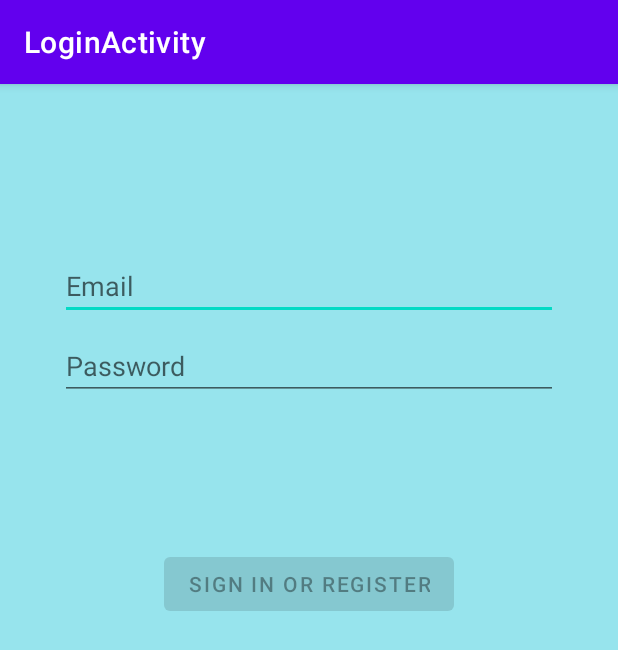
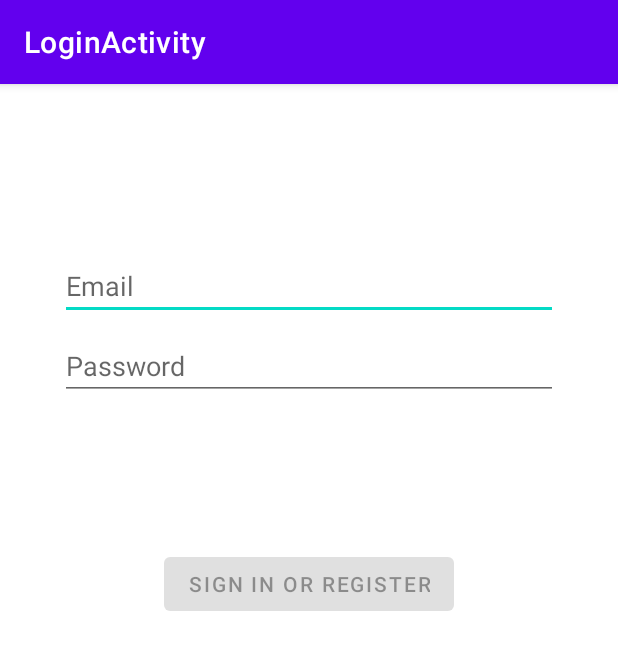
Before and after one commit to Stahre95/GithubTest, an Android app: the LoginActivity screen opened directly, with no data from a screen before it, on a phone screen of 412 x 824 dp. Shown: the top 650 px of the screen. Run offline under Robolectric (Android 15) with nearby library versions, the phone set to English and light mode, and no system bars.

Commit message:
Revert "Changed backgound colour in LoginActivity. // JJ"
This reverts commit d8380e35

```diff
--- a/app/src/main/res/layout/activity_login.xml
+++ b/app/src/main/res/layout/activity_login.xml
@@ -5,7 +5,6 @@
     android:id="@+id/container"
     android:layout_width="match_parent"
     android:layout_height="match_parent"
-    android:background="#6800BCD4"
     android:paddingLeft="@dimen/activity_horizontal_margin"
     android:paddingTop="@dimen/activity_vertical_margin"
     android:paddingRight="@dimen/activity_horizontal_margin"
```
